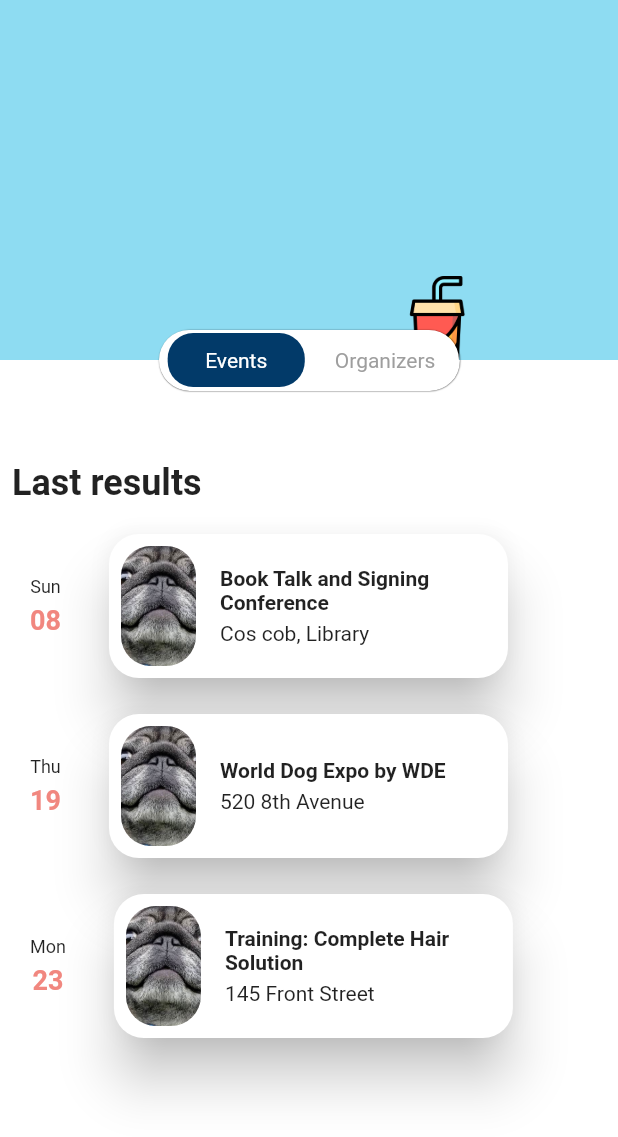
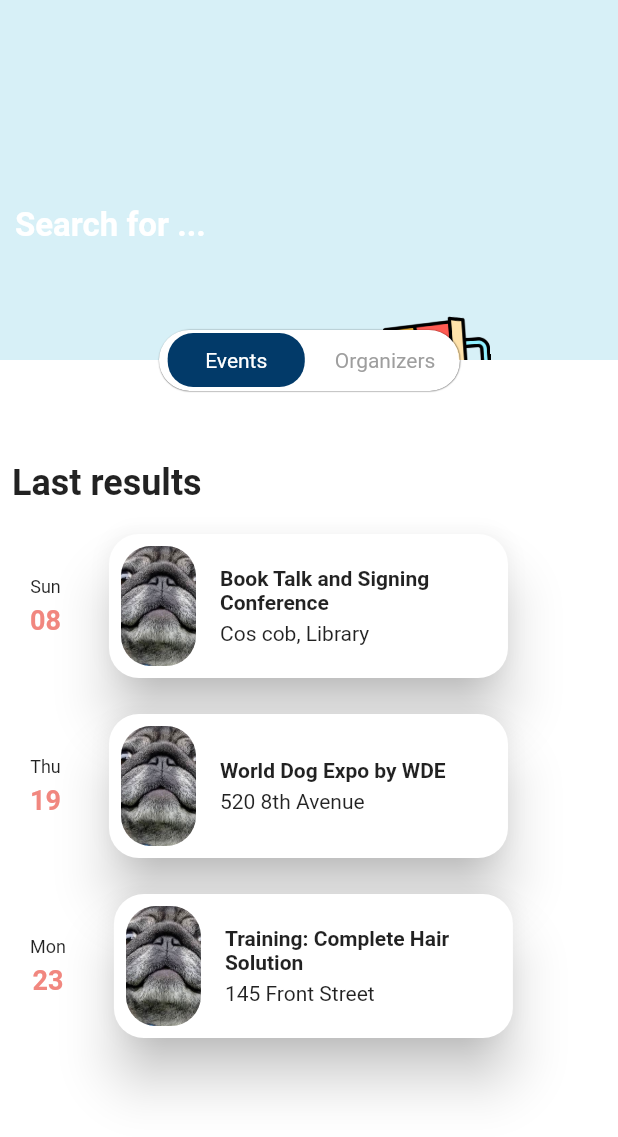
Before and after one commit to larsien/UIChallenge_event_ios_mobile_app_animation_by_ronasit2, a Flutter app: the screen it shows after launch, after a tap on the "search" icon, on a phone screen of 412 x 824 dp. Shown: the top 1137 px of the screen. Run offline on Flutter 3.47's test engine with Material 2 defaults, Android fonts, the phone set to English and light mode, and no system bars.

Commit message:
clean code

```diff
--- a/lib/page2.dart
+++ b/lib/page2.dart
@@ -12,7 +12,6 @@ class Page2 extends StatefulWidget {
 }
 
 class _Page2State extends State<Page2> with SingleTickerProviderStateMixin {
-  // late Animation<double> animation;
   late final AnimationController controller;
   late final Animation<double> headerTextFadeInAnimation;
   late final Animation<Offset> headerTextSlideUpAnimation;
@@ -252,6 +251,7 @@ class _CustomCoffeeAppBarState extends State<CustomCoffeeAppBar> {
   late Animation<double> cupFadeInAnimation;
   late Animation<int> textStepAnimation;
   final String appBarSearchText = "Search for ...";
+  bool isLoading = true;
   @override
   void initState() {
     controller = widget.controller;
@@ -268,20 +268,34 @@ class _CustomCoffeeAppBarState extends State<CustomCoffeeAppBar> {
         .animate(CurvedAnimation(parent: controller, curve: Curves.easeIn));
 
     super.initState();
+    Future.delayed(const Duration(milliseconds: 50)).then((value) {
+      isLoading = false;
+      setState(() {});
+    });
   }
 
   @override
   Widget build(BuildContext context) {
     return Stack(children: [
-      const AppBarBackground(),
-      Align(
-        alignment: const Alignment(0.5, 0.6),
+      AnimatedOpacity(
+        opacity: isLoading ? 0.3 : 1.0,
+        duration: const Duration(seconds: 3),
+        child: const AppBarBackground(),
+      ),
+      AnimatedAlign(
+        alignment:
+            isLoading ? const Alignment(0.5, 0.7) : const Alignment(0.5, 0.5),
+        duration: const Duration(seconds: 3),
+        curve: Curves.ease,
+        child: Transform.rotate(
+          angle: isLoading ? 0.0 : 1.5,
           child: SizedBox(
             height: 70,
             //https://www.pngwing.com/en/free-png-zqryl
             child: Image.asset(
               "images/coffee.png",
               fit: BoxFit.fitHeight,
+            ),
           ),
         ),
       ),
@@ -395,18 +409,11 @@ class SearchForTextWidget extends StatelessWidget {
       alignment: Alignment.centerLeft,
       child: Padding(
           padding: const EdgeInsets.only(left: 10),
-          child: AnimatedBuilder(
-            builder: (context, child) {
-              String text =
-                  appBarSearchText.substring(0, textStepAnimation.value);
-              return Text(text,
+          child: Text(appBarSearchText,
               style: const TextStyle(
                   fontSize: 22,
                   color: Colors.white,
-                      fontWeight: FontWeight.bold));
-            },
-            animation: textStepAnimation,
-          )),
+                  fontWeight: FontWeight.bold))),
     );
   }
 }
--- a/lib/page3.dart
+++ b/lib/page3.dart
@@ -40,20 +40,12 @@ class _Page3State extends State<Page3> with SingleTickerProviderStateMixin {
         body: Column(
       children: [
         HeaderAppBar(index: widget.index, controller: controller),
-        Column(
-          children: [
-            Positioned(
-              top: 300,
-              child: BodyMainInfoWidget(
-                index: widget.index,
-                controller: controller,
-              ),
-            ),
-            DetailContent(
-              index: widget.index,
-            ),
-          ],
-          // ),
+        BodyMainInfoWidget(
+          index: widget.index,
+          controller: controller,
+        ),
+        DetailContent(
+          index: widget.index,
         ),
       ],
     ));
```
Lines whose indentation alone changed are shown as unchanged.
